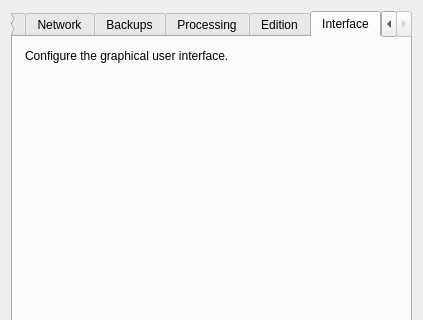
Qt form designer/preferences.ui (lovac42/anki) before a commit; both pictures show x 0 to 423 and y 0 to 320 of the 423 by 525 pixel window.
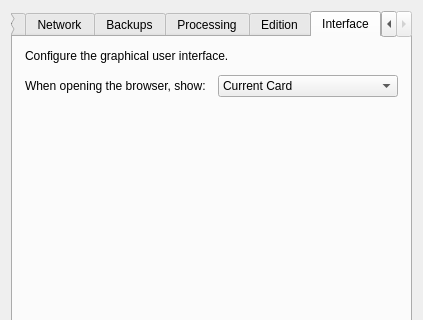
The same form after that commit. The open tabs and pages were chosen to show the change.

Commit message: Preference browserFromReviewer

Diff of the .ui file:
```diff
--- a/designer/preferences.ui
+++ b/designer/preferences.ui
@@ -525,6 +525,36 @@
          </property>
         </widget>
        </item>
+       <item>
+        <layout class="QHBoxLayout" name="horizontalLayout_3">
+         <item>
+          <widget class="QLabel" name="label_5">
+           <property name="text">
+            <string>When opening the browser, show:</string>
+           </property>
+          </widget>
+         </item>
+         <item>
+          <widget class="QComboBox" name="browserFromReviewer">
+           <item>
+            <property name="text">
+             <string>Current Card</string>
+            </property>
+           </item>
+           <item>
+            <property name="text">
+             <string>Current Note</string>
+            </property>
+           </item>
+           <item>
+            <property name="text">
+             <string>Current Deck</string>
+            </property>
+           </item>
+          </widget>
+         </item>
+        </layout>
+       </item>
        <item>
         <spacer name="verticalSpacer_6">
          <property name="orientation">
```
The commit also changes 1 other file.
